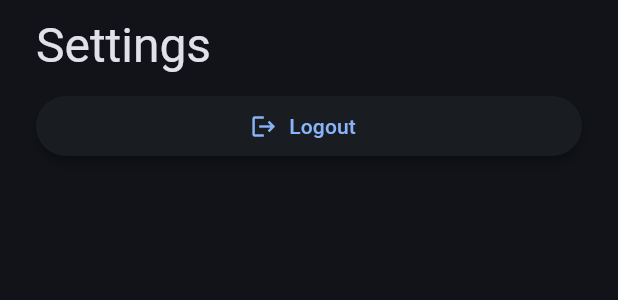
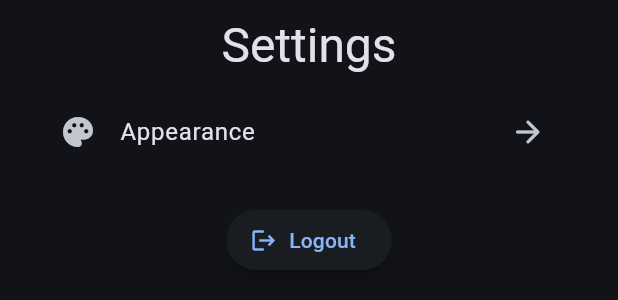
Before and after one commit to lucaslng/teachassist, a Flutter app: the SettingsPage widget shown alone on an empty page, opened directly, on a phone screen of 412 x 824 dp. Shown: the top 300 px of the screen. Run offline on Flutter 3.47's test engine with Material 3 defaults, Android fonts, the light colour scheme and no system bars; our stand-ins replace cookie_jar, flutter_secure_storage, google_fonts, syncfusion_flutter_gauges; missing offline and left inert: universal_html; accounts and stored records are empty; network calls fail; Roboto replaces fonts that are missing (Overpass).

Commit message:
add listtile in settings

```diff
--- a/lib/pages/settings/settingspage.dart
+++ b/lib/pages/settings/settingspage.dart
@@ -9,9 +9,17 @@ class SettingsPage extends StatelessWidget {
       child: ListView(
 
         children: [
+          Column(
+            children: [
               const SizedBox(height: 10),
               Text("Settings", style: theme.textTheme.headlineLarge),
               const SizedBox(height: 10),
+              const ListTile(
+                leading: Icon(Icons.palette),
+                title: Text("Appearance"),
+                trailing: Icon(Icons.arrow_forward_rounded),
+              ),
+              const SizedBox(height: 20),
               ElevatedButton.icon(
                 label: const Text("Logout"),
                 icon: const Icon(Icons.logout),
@@ -19,6 +27,8 @@ class SettingsPage extends StatelessWidget {
                   Navigator.popUntil(context, ModalRoute.withName("/"));
                 },
               )
+            ],
+          ),
         ]
       ),
     );
```
Lines whose indentation alone changed are shown as unchanged.
